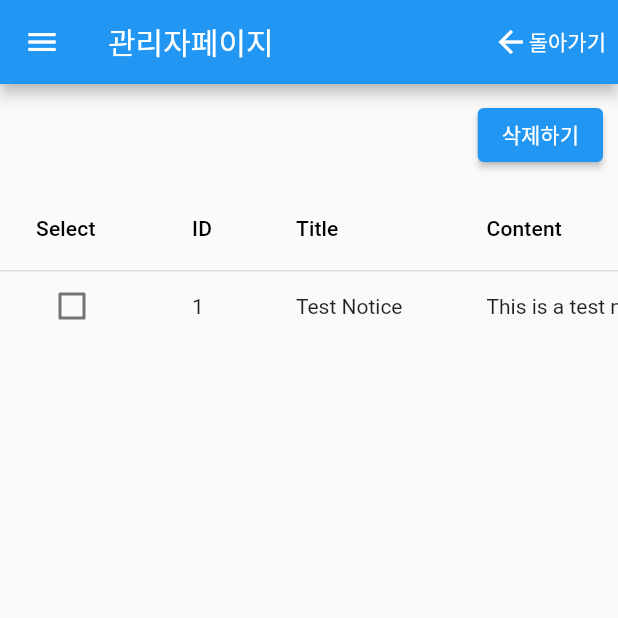
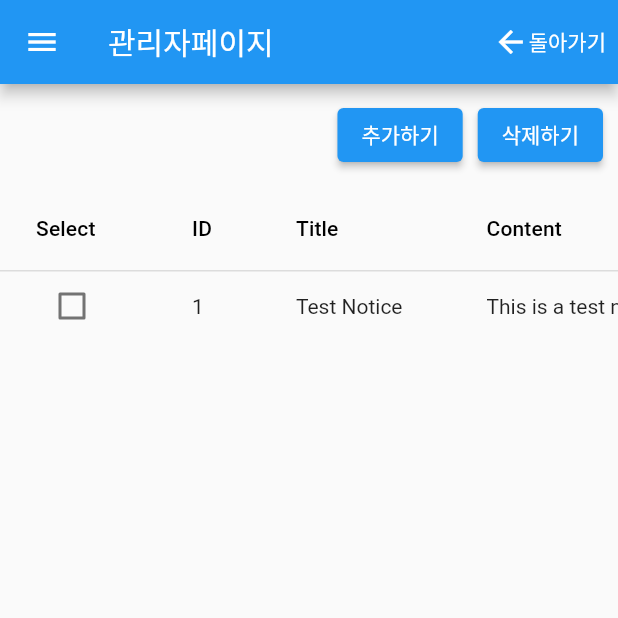
Before and after one commit to qweehd/seoul_forest_web_admin, a Flutter app: the screen it shows after launch, on a phone screen of 412 x 824 dp, the top half of it. Run offline on Flutter 3.47's test engine with Material 2 defaults, Android fonts, the phone set to English and light mode, and no system bars; missing offline and left inert: amplify_api, amplify_flutter, amplify_storage_s3.

Commit message:
[추가]공지사항 : 추가하기 버튼 추가

```diff
--- a/lib/public_notice.dart
+++ b/lib/public_notice.dart
@@ -1,5 +1,6 @@
 import 'package:flutter/material.dart';
 import 'package:seoul_forest_web_admin/public_notice_edit.dart';
+import 'package:seoul_forest_web_admin/public_notice_write.dart';
 
 class Notice {
   final int id;
@@ -52,12 +53,32 @@
     return SingleChildScrollView(
       child: Column(
         children: [
-          Container(
+          Padding(
             padding: EdgeInsets.only(top: 10, bottom: 10, right: 10),
-            alignment: Alignment.centerRight,
-            child: ElevatedButton(
-              child: Text('삭제하기'),
-              onPressed: deleteSelected,
+            child: Row(
+              mainAxisAlignment: MainAxisAlignment.end,
+              children: [
+                ElevatedButton(
+                  child: Text('추가하기'),
+                  onPressed: () {
+                    Navigator.push(
+                      context,
+                      MaterialPageRoute(builder: (context) => PublicNoticeWritePage()),
+                    ).then((newNoticeItem) {
+                      if (newNoticeItem != null) {
+                        setState(() {
+                          notices.add(newNoticeItem); // 새로운 Notice를 목록에 추가
+                        });
+                      }
+                    });
+                  },
+                ),
+                SizedBox(width: 10), // This gives some space between the buttons
+                ElevatedButton(
+                  child: Text('삭제하기'),
+                  onPressed: deleteSelected,
+                ),
+              ],
             ),
           ),
           SingleChildScrollView(
@@ -98,6 +119,7 @@
       ),
     );
   }
+
   void deleteSelected() {
     setState(() {
       notices.removeWhere((notice) => checkedMap[notice.id] == true);
```
Also changed, not shown: lib/public_notice_write.dart (added, +76 -0 lines).
